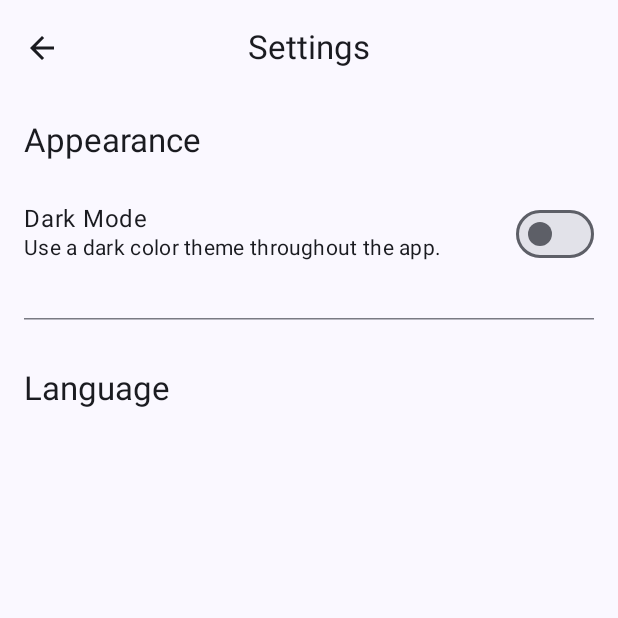
After one commit to kelvs-ricafort/ArtSpace, an Android app built with Jetpack Compose: the composable SettingsScreen shown on its own in the app's theme, on a phone screen of 412 x 824 dp, the top half of it. The commit adds this screen. Run offline under Robolectric (Android 15) with nearby library versions, the phone set to English and light mode, and no system bars; 2 statements that could not run were skipped.

Commit message:
Add `SettingsScreen`, `SettingsViewModel`, and DataStore persistence for app settings
- Add `datastore-preferences` dependency in `build.gradle.kts`.
- Create `AppLanguage` enum and flag vector drawables for English, Filipino, and Spanish options.
- Create `SettingsDataStore`, `SettingsViewModel`, and `SettingsUiState` to persist and manage dark mode and language preferences.
- Implement `SettingsScreen` UI and `SettingsDestination` for app settings configuration.
- Add Settings destination to `ArtSpaceNavHost` and navigation item to `ArtSpaceNavigationDrawer`.
- Add string resources for settings options and language labels in `strings.xml`.

```diff
--- a/app/build.gradle.kts
+++ b/app/build.gradle.kts
@@ -59,6 +59,7 @@ dependencies {
     implementation(libs.androidx.lifecycle.runtime.ktx)
     implementation(libs.androidx.lifecycle.viewmodel.compose)
     implementation(libs.androidx.navigation.compose)
+    implementation(libs.androidx.datastore.preferences)
 
     debugImplementation(libs.androidx.compose.ui.test.manifest)
     debugImplementation(libs.androidx.compose.ui.tooling)
--- /dev/null
+++ b/app/src/main/java/com/kelvsricafort101/wordpress/artspace/ui/screens/SettingsScreen.kt
@@ -0,0 +1,123 @@
+package com.kelvsricafort101.wordpress.artspace.ui.screens
+
+import androidx.compose.foundation.layout.Arrangement
+import androidx.compose.foundation.layout.Column
+import androidx.compose.foundation.layout.Row
+import androidx.compose.foundation.layout.fillMaxSize
+import androidx.compose.foundation.layout.fillMaxWidth
+import androidx.compose.foundation.layout.padding
+import androidx.compose.material3.HorizontalDivider
+import androidx.compose.material3.MaterialTheme
+import androidx.compose.material3.Scaffold
+import androidx.compose.material3.Surface
+import androidx.compose.material3.Switch
+import androidx.compose.material3.Text
+import androidx.compose.runtime.Composable
+import androidx.compose.ui.Alignment
+import androidx.compose.ui.Modifier
+import androidx.compose.ui.res.dimensionResource
+import androidx.compose.ui.res.stringResource
+import androidx.compose.ui.tooling.preview.Preview
+import androidx.compose.ui.unit.dp
+import com.kelvsricafort101.wordpress.artspace.R
+import com.kelvsricafort101.wordpress.artspace.data.AppLanguage
+import com.kelvsricafort101.wordpress.artspace.navigation.NavigationDestination
+import com.kelvsricafort101.wordpress.artspace.ui.ArtSpaceTopAppBar
+import com.kelvsricafort101.wordpress.artspace.ui.theme.ArtSpaceTheme
+
+object SettingsDestination: NavigationDestination {
+    override val route = "settings"
+    override val titleRes = R.string.settings
+}
+
+@Composable
+fun SettingsScreen(
+    onNavigateUp: () -> Unit,
+    darkMode: Boolean,
+    onDarkModeChanged: (Boolean) -> Unit,
+    selectedLanguage: AppLanguage,
+    onLanguageSelected: (AppLanguage) -> Unit,
+    modifier: Modifier = Modifier
+) {
+    Scaffold(
+        modifier = modifier,
+        topBar = {
+            ArtSpaceTopAppBar(
+                title = stringResource(SettingsDestination.titleRes),
+                canNavigateBack = true,
+                navigateUp = onNavigateUp
+            )
+        }
+    ) { innerPadding ->
+        Column(
+            modifier = Modifier
+                .fillMaxSize()
+                .padding(innerPadding)
+                .padding(16.dp),
+            verticalArrangement = Arrangement.spacedBy(24.dp)
+        ) {
+            Text(
+                text = stringResource(R.string.appearance),
+                style = MaterialTheme.typography.titleLarge
+            )
+            Row(
+                modifier = Modifier.fillMaxWidth(),
+                verticalAlignment = Alignment.CenterVertically
+            ) {
+                Column(
+                    modifier = Modifier.weight(1f)
+                ) {
+                    Text(
+                        text = stringResource(R.string.dark_mode),
+                        style = MaterialTheme.typography.bodyLarge
+                    )
+                    Text(
+                        text = stringResource(R.string.dark_mode_description),
+                        style = MaterialTheme.typography.bodyMedium
+                    )
+                }
+                Switch(
+                    checked = darkMode,
+                    onCheckedChange = onDarkModeChanged
+                )
+            }
+            HorizontalDivider(modifier = Modifier.padding(vertical = dimensionResource(R.dimen.divider_padding)))
+            Text(
+                text = stringResource(R.string.language),
+                style = MaterialTheme.typography.titleLarge
+            )
+        }
+    }
+}
+
+@Preview(showBackground = true)
+@Composable
+fun SettingsScreenPreview() {
+    ArtSpaceTheme(darkTheme = false) {
+        Surface {
+            SettingsScreen(
+                onNavigateUp = {},
+                darkMode = false,
+                onDarkModeChanged = {},
+                selectedLanguage = AppLanguage.ENGLISH,
+                onLanguageSelected = {}
+            )
+        }
+    }
+}
+
+@Preview(showBackground = true)
+@Composable
+fun SettingsScreenDarkPreview() {
+    ArtSpaceTheme(darkTheme = true) {
+        Surface {
+            SettingsScreen(
+                onNavigateUp = {},
+                darkMode = true,
+                onDarkModeChanged = {},
+                selectedLanguage = AppLanguage.ENGLISH,
+                onLanguageSelected = {}
+            )
+        }
+    }
+}
--- a/app/src/main/res/values/strings.xml
+++ b/app/src/main/res/values/strings.xml
@@ -1,4 +1,5 @@
 <resources>
+    <!-- Main App UI-->
     <string name="app_name">Art Space</string>
     <string name="artist_and_year">Artist: %1$s, %2$d</string>
     <string name="artwork_content_description">Artwork: %1$s</string>
@@ -12,14 +13,27 @@
     <string name="version">Version: %1$s</string>
     <string name="build">Build: %1$d</string>
     <string name="app_features">App Features</string>
-    <!-- Developer Info -->
-    <string name="developer_info">Developer info</string>
-    <string name="developer">Developer: %1$s</string>
-    <string name="developer_name">Kelvin Ricafort</string>
     <string name="artwork_gallery">Explore artwork collections</string>
     <string name="select_image_from_gallery">Select images from your gallery</string>
     <string name="navigate_between_artworks">Navigate between artworks</string>
     <string name="dark_mode_support">Dark Mode Support</string>
     <string name="multiple_language_support">Multiple Language Support</string>
     <string name="customizable_settings">Customizable Settings</string>
+    <!-- Developer Info -->
+    <string name="developer_info">Developer info</string>
+    <string name="developer">Developer: %1$s</string>
+    <string name="developer_name">Kelvin Ricafort</string>
+
+    <!-- Settings -->
+    <string name="settings">Settings</string>
+    <string name="appearance">Appearance</string>
+    <string name="dark_mode">Dark Mode</string>
+    <string name="dark_mode_description">Use a dark color theme throughout the app.</string>
+    <string name="language">Language</string>
+
+    <!-- Language Options -->
+    <string name="language_english">English</string>
+    <string name="language_filipino">Filipino</string>
+    <string name="language_spanish">Spanish</string>
+
 </resources>
```
Also changed, not shown: app/src/main/java/com/kelvsricafort101/wordpress/artspace/data/AppLanguage.kt (added, +27 -0 lines), app/src/main/java/com/kelvsricafort101/wordpress/artspace/navigation/ArtSpaceNavHost.kt (+18 -0 lines), app/src/main/java/com/kelvsricafort101/wordpress/artspace/navigation/ArtSpaceNavigationDrawer.kt (+22 -0 lines), app/src/main/java/com/kelvsricafort101/wordpress/artspace/ui/screens/SettingsDataStore.kt (added, +45 -0 lines), app/src/main/java/com/kelvsricafort101/wordpress/artspace/ui/screens/SettingsViewModel.kt (added, +55 -0 lines), app/src/main/res/drawable/flag_english.xml (added, +27 -0 lines), app/src/main/res/drawable/flag_filipino.xml (added, +87 -0 lines), app/src/main/res/drawable/flag_spanish.xml (added, +35 -0 lines).
